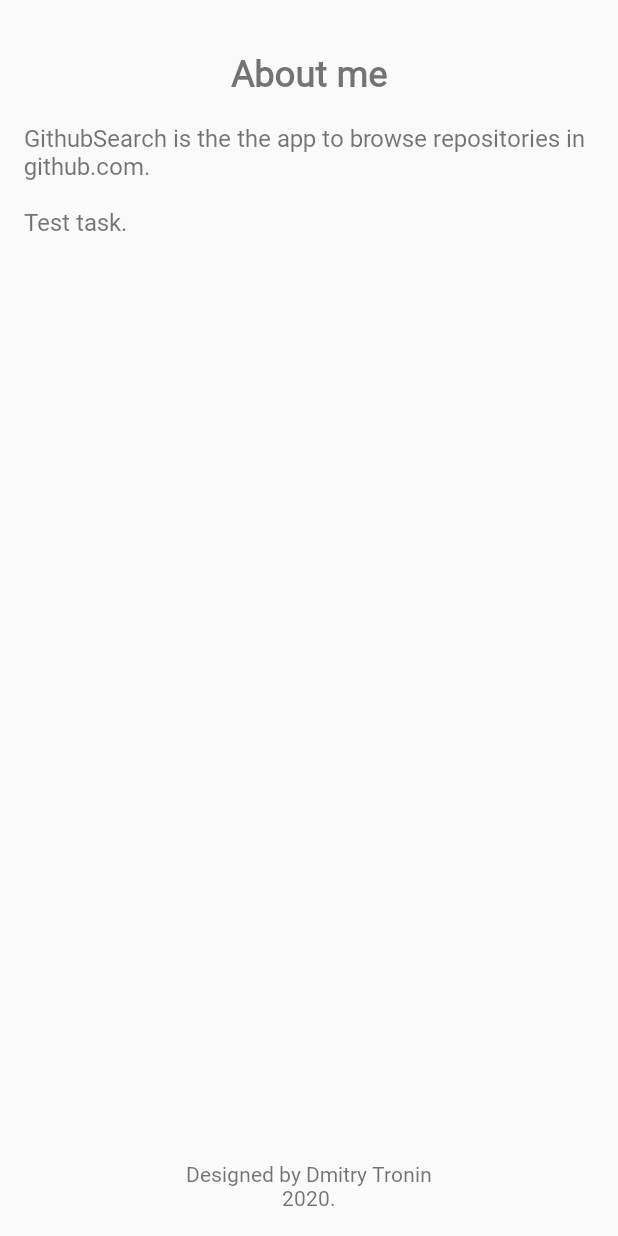
After one commit to TroninDV/GithubSearchApp, an Android app: the layout fragment_about.xml on its own in the app's theme, with its tools: preview values and no code run, on a phone screen of 412 x 824 dp. The commit adds this screen. Run offline under Robolectric (Android 15) with nearby library versions, the phone set to English and light mode, and no system bars.

Commit message:
Add About screen

```diff
--- a/app/build.gradle
+++ b/app/build.gradle
@@ -30,6 +30,9 @@ android {
     compileOptions {
         sourceCompatibility = 1.8
         targetCompatibility = 1.8
+    }
+    kotlinOptions {
+        jvmTarget = JavaVersion.VERSION_1_8.toString()
     }
 
 
--- /dev/null
+++ b/app/src/main/res/layout/fragment_about.xml
@@ -0,0 +1,48 @@
+<?xml version="1.0" encoding="utf-8"?>
+<androidx.constraintlayout.widget.ConstraintLayout
+    xmlns:android="http://schemas.android.com/apk/res/android"
+    xmlns:app="http://schemas.android.com/apk/res-auto"
+    xmlns:tools="http://schemas.android.com/tools"
+    android:layout_width="match_parent"
+    android:layout_height="match_parent">
+
+    <TextView
+        android:id="@+id/textView"
+        android:layout_width="0dp"
+        android:layout_height="wrap_content"
+        android:layout_marginStart="16dp"
+        android:layout_marginTop="16dp"
+        android:layout_marginEnd="16dp"
+        android:fontFamily="@font/roboto"
+        android:text="GithubSearch is the the app to browse repositories in github.com. \n\nTest task."
+        android:textSize="16sp"
+        app:layout_constraintEnd_toEndOf="parent"
+        app:layout_constraintStart_toStartOf="parent"
+        app:layout_constraintTop_toBottomOf="@+id/textView2" />
+
+    <TextView
+        android:id="@+id/textView2"
+        android:layout_width="wrap_content"
+        android:layout_height="wrap_content"
+        android:layout_marginTop="32dp"
+        android:fontFamily="@font/roboto"
+        android:text="About me"
+        android:textSize="24sp"
+        android:textStyle="bold"
+        app:layout_constraintEnd_toEndOf="parent"
+        app:layout_constraintStart_toStartOf="parent"
+        app:layout_constraintTop_toTopOf="parent" />
+
+    <TextView
+        android:id="@+id/textView3"
+        android:layout_width="wrap_content"
+        android:layout_height="wrap_content"
+        android:layout_marginBottom="16dp"
+        android:fontFamily="@font/roboto"
+        android:text="Designed by Dmitry Tronin\n2020."
+        android:textAlignment="center"
+        app:layout_constraintBottom_toBottomOf="parent"
+        app:layout_constraintEnd_toEndOf="parent"
+        app:layout_constraintStart_toStartOf="parent" />
+
+</androidx.constraintlayout.widget.ConstraintLayout>
--- a/app/src/main/res/menu/navdrawer_menu.xml
+++ b/app/src/main/res/menu/navdrawer_menu.xml
@@ -3,8 +3,16 @@
 
     <item
         android:id="@+id/searchScreenFragment"
+        android:icon="@drawable/ic_search_black_24dp"
         android:title="Search" />
     <item
         android:id="@+id/historyScreenFragment"
+        android:icon="@drawable/baseline_history_24"
         android:title="History" />
+    <item
+        android:id="@+id/aboutFragment"
+        android:icon="@drawable/baseline_info_24"
+        android:title="About" />
+
+
 </menu>
```
